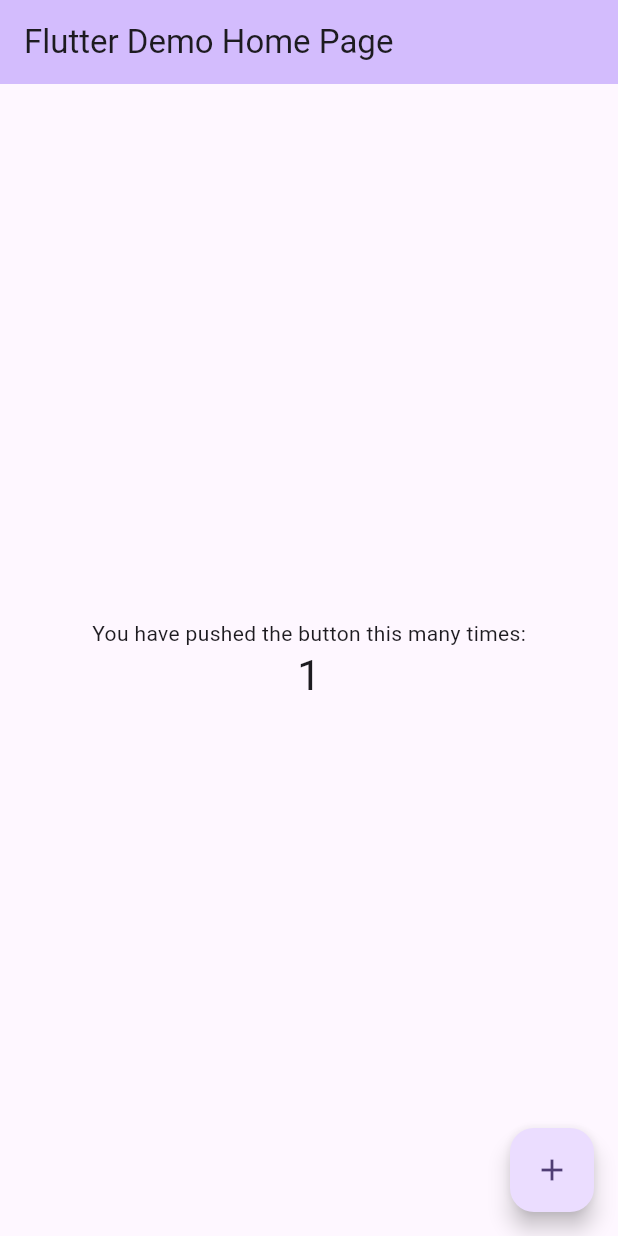
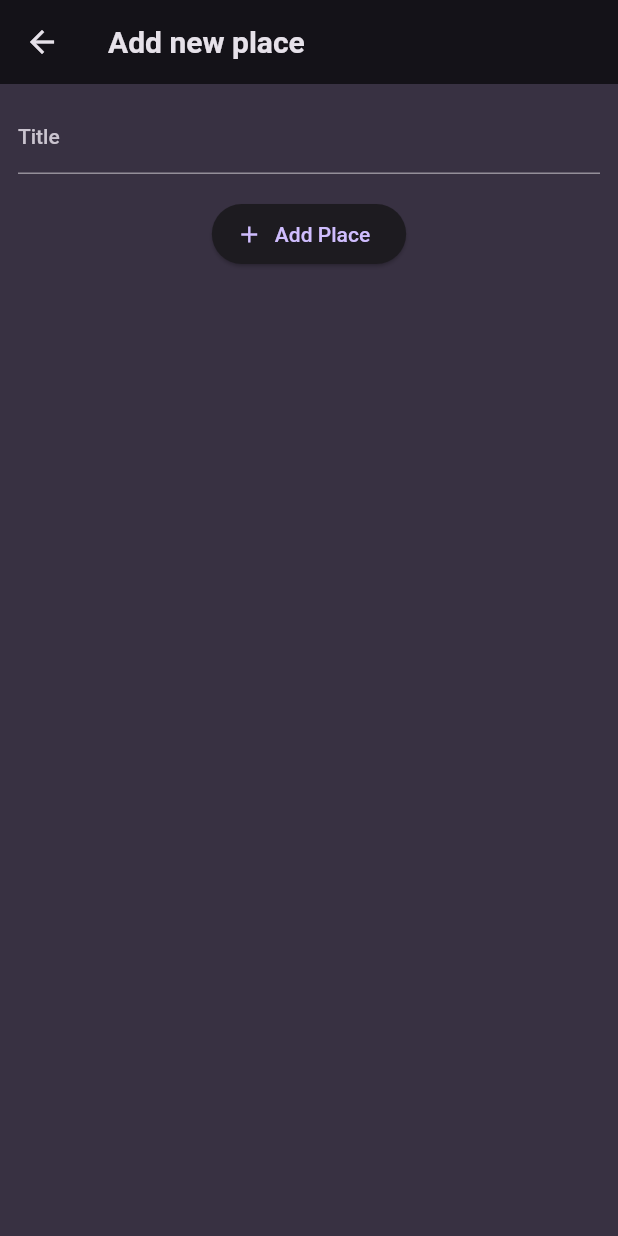
Before and after one commit to scottkelly36/favorite_places_app, a Flutter app: the screen it shows after launch, after a tap on the "add" icon, on a phone screen of 412 x 824 dp. Run offline on Flutter 3.47's test engine with Material 2 defaults, Android fonts, the phone set to English and light mode, and no system bars; our stand-ins replace flutter_riverpod, google_fonts.

Commit message:
basic app setup

```diff
--- a/lib/main.dart
+++ b/lib/main.dart
@@ -1,125 +1,50 @@
+//  packages
 import 'package:flutter/material.dart';
+import 'package:google_fonts/google_fonts.dart';
+import 'package:flutter_riverpod/flutter_riverpod.dart';
+//  screens
+import 'package:favorite_places_app/screens/places_list_screen.dart';
+
+final colorScheme = ColorScheme.fromSeed(
+  brightness: Brightness.dark,
+  seedColor: const Color.fromARGB(255, 102, 6, 247),
+  background: const Color.fromARGB(255, 56, 49, 66),
+);
+
+final theme = ThemeData().copyWith(
+  useMaterial3: true,
+  scaffoldBackgroundColor: colorScheme.background,
+  colorScheme: colorScheme,
+  textTheme: GoogleFonts.ubuntuCondensedTextTheme().copyWith(
+    titleSmall: GoogleFonts.ubuntuCondensed(
+      fontWeight: FontWeight.bold,
+    ),
+    titleMedium: GoogleFonts.ubuntuCondensed(
+      fontWeight: FontWeight.bold,
+    ),
+    titleLarge: GoogleFonts.ubuntuCondensed(
+      fontWeight: FontWeight.bold,
+    ),
+  ),
+);
 
 void main() {
-  runApp(const MyApp());
+  runApp(
+    const ProviderScope(
+      child: MyApp(),
+    ),
+  );
 }
 
 class MyApp extends StatelessWidget {
-  const MyApp({super.key});
+  const MyApp({Key? key}) : super(key: key);
 
-  // This widget is the root of your application.
   @override
   Widget build(BuildContext context) {
     return MaterialApp(
-      title: 'Flutter Demo',
-      theme: ThemeData(
-        // This is the theme of your application.
-        //
-        // TRY THIS: Try running your application with "flutter run". You'll see
-        // the application has a blue toolbar. Then, without quitting the app,
-        // try changing the seedColor in the colorScheme below to Colors.green
-        // and then invoke "hot reload" (save your changes or press the "hot
-        // reload" button in a Flutter-supported IDE, or press "r" if you used
-        // the command line to start the app).
-        //
-        // Notice that the counter didn't reset back to zero; the application
-        // state is not lost during the reload. To reset the state, use hot
-        // restart instead.
-        //
-        // This works for code too, not just values: Most code changes can be
-        // tested with just a hot reload.
-        colorScheme: ColorScheme.fromSeed(seedColor: Colors.deepPurple),
-        useMaterial3: true,
-      ),
-      home: const MyHomePage(title: 'Flutter Demo Home Page'),
+      title: 'Great Places',
+      theme: theme,
+      home: const PlacesListScreen(),
     );
   }
 }
-
-class MyHomePage extends StatefulWidget {
-  const MyHomePage({super.key, required this.title});
-
-  // This widget is the home page of your application. It is stateful, meaning
-  // that it has a State object (defined below) that contains fields that affect
-  // how it looks.
-
-  // This class is the configuration for the state. It holds the values (in this
-  // case the title) provided by the parent (in this case the App widget) and
-  // used by the build method of the State. Fields in a Widget subclass are
-  // always marked "final".
-
-  final String title;
-
-  @override
-  State<MyHomePage> createState() => _MyHomePageState();
-}
-
-class _MyHomePageState extends State<MyHomePage> {
-  int _counter = 0;
-
-  void _incrementCounter() {
-    setState(() {
-      // This call to setState tells the Flutter framework that something has
-      // changed in this State, which causes it to rerun the build method below
-      // so that the display can reflect the updated values. If we changed
-      // _counter without calling setState(), then the build method would not be
-      // called again, and so nothing would appear to happen.
-      _counter++;
-    });
-  }
-
-  @override
-  Widget build(BuildContext context) {
-    // This method is rerun every time setState is called, for instance as done
-    // by the _incrementCounter method above.
-    //
-    // The Flutter framework has been optimized to make rerunning build methods
-    // fast, so that you can just rebuild anything that needs updating rather
-    // than having to individually change instances of widgets.
-    return Scaffold(
-      appBar: AppBar(
-        // TRY THIS: Try changing the color here to a specific color (to
-        // Colors.amber, perhaps?) and trigger a hot reload to see the AppBar
-        // change color while the other colors stay the same.
-        backgroundColor: Theme.of(context).colorScheme.inversePrimary,
-        // Here we take the value from the MyHomePage object that was created by
-        // the App.build method, and use it to set our appbar title.
-        title: Text(widget.title),
-      ),
-      body: Center(
-        // Center is a layout widget. It takes a single child and positions it
-        // in the middle of the parent.
-        child: Column(
-          // Column is also a layout widget. It takes a list of children and
-          // arranges them vertically. By default, it sizes itself to fit its
-          // children horizontally, and tries to be as tall as its parent.
-          //
-          // Column has various properties to control how it sizes itself and
-          // how it positions its children. Here we use mainAxisAlignment to
-          // center the children vertically; the main axis here is the vertical
-          // axis because Columns are vertical (the cross axis would be
-          // horizontal).
-          //
-          // TRY THIS: Invoke "debug painting" (choose the "Toggle Debug Paint"
-          // action in the IDE, or press "p" in the console), to see the
-          // wireframe for each widget.
-          mainAxisAlignment: MainAxisAlignment.center,
-          children: <Widget>[
-            const Text(
-              'You have pushed the button this many times:',
-            ),
-            Text(
-              '$_counter',
-              style: Theme.of(context).textTheme.headlineMedium,
-            ),
-          ],
-        ),
-      ),
-      floatingActionButton: FloatingActionButton(
-        onPressed: _incrementCounter,
-        tooltip: 'Increment',
-        child: const Icon(Icons.add),
-      ), // This trailing comma makes auto-formatting nicer for build methods.
-    );
-  }
-}
--- /dev/null
+++ b/lib/models/place.dart
@@ -0,0 +1,10 @@
+import 'package:uuid/uuid.dart';
+
+const uuid = Uuid();
+
+class Place {
+  Place({required this.title}) : id = uuid.v4();
+
+  final String id;
+  final String title;
+}
--- /dev/null
+++ b/lib/providers/user_places.dart
@@ -0,0 +1,17 @@
+import 'package:favorite_places_app/models/place.dart';
+import 'package:flutter_riverpod/flutter_riverpod.dart';
+
+
+
+class UserPlacesNotifier extends StateNotifier<List<Place>> {
+  UserPlacesNotifier() : super(const []);
+
+  void addPlace(String title) {
+    final newPLace = Place(title: title);
+    state = [newPLace, ...state];
+  }
+}
+
+final userPlacesProvider = StateNotifierProvider<UserPlacesNotifier, List<Place>>((ref) =>
+  UserPlacesNotifier()
+);
--- /dev/null
+++ b/lib/screens/add_place_screen.dart
@@ -0,0 +1,62 @@
+import 'package:favorite_places_app/providers/user_places.dart';
+import 'package:flutter/material.dart';
+import 'package:flutter_riverpod/flutter_riverpod.dart';
+
+class AddPlaceScreen extends ConsumerStatefulWidget {
+  const AddPlaceScreen({Key? key}) : super(key: key);
+
+  @override
+  ConsumerState<AddPlaceScreen> createState() {
+    return _AddPlaceScreenState();
+  }
+}
+
+class _AddPlaceScreenState extends ConsumerState<AddPlaceScreen> {
+  final _titleController = TextEditingController();
+
+  void _savePlace() {
+    final enteredText = _titleController.text;
+
+    if (enteredText.isEmpty) {
+      return;
+    }
+
+    ref.read(userPlacesProvider.notifier).addPlace(enteredText);
+
+    Navigator.of(context).pop();
+  }
+
+  @override
+  void dispose() {
+    _titleController.dispose();
+    super.dispose();
+  }
+
+  @override
+  Widget build(BuildContext context) {
+    return Scaffold(
+      appBar: AppBar(
+        title: const Text('Add new place'),
+      ),
+      body: SingleChildScrollView(
+          padding: const EdgeInsets.all(12),
+          child: Column(
+            children: [
+              TextField(
+                decoration: const InputDecoration(labelText: 'Title'),
+                controller: _titleController,
+                style: TextStyle(
+                  color: Theme.of(context).colorScheme.onBackground,
+                ),
+              ),
+              const SizedBox(height: 16),
+              ElevatedButton.icon(
+                onPressed: _savePlace,
+                icon: const Icon(Icons.add),
+                label: const Text('Add Place'),
+              ),
+            ],
+          )),
+    );
+  }
+}
--- /dev/null
+++ b/lib/screens/places_detail_screen.dart
@@ -0,0 +1,26 @@
+//  packages
+import 'package:flutter/material.dart';
+//  models
+import 'package:favorite_places_app/models/place.dart';
+
+class PlacesDetailScreen extends StatelessWidget {
+  const PlacesDetailScreen({Key? key, required this.place}) : super(key: key);
+
+  final Place place;
+
+  @override
+  Widget build(BuildContext context) {
+    return Scaffold(
+      appBar: AppBar(
+        title: Text(place.title),
+      ),
+      body: Center(
+        child: Text(place.title,
+            style: Theme.of(context)
+                .textTheme
+                .bodyLarge!
+                .copyWith(color: Theme.of(context).colorScheme.onBackground)),
+      ),
+    );
+  }
+}
--- /dev/null
+++ b/lib/screens/places_list_screen.dart
@@ -0,0 +1,36 @@
+//  packages
+import 'package:favorite_places_app/providers/user_places.dart';
+import 'package:flutter/material.dart';
+import 'package:flutter_riverpod/flutter_riverpod.dart';
+//  widgets
+import 'package:favorite_places_app/widgets/places_list.dart';
+//  screens
+import 'package:favorite_places_app/screens/add_place_screen.dart';
+
+class PlacesListScreen extends ConsumerWidget {
+  const PlacesListScreen({Key? key}) : super(key: key);
+
+  @override
+  Widget build(BuildContext context, WidgetRef ref) {
+    final userPlaces = ref.watch(userPlacesProvider);
+
+    return Scaffold(
+      appBar: AppBar(
+        title: const Text('Your Places'),
+        actions: [
+          IconButton(
+            onPressed: () {
+              Navigator.of(context).push(
+                MaterialPageRoute(builder: (ctx) => const AddPlaceScreen()),
+              );
+            },
+            icon: const Icon(Icons.add),
+          ),
+        ],
+      ),
+      body: PlacesList(
+        places: userPlaces,
+      ),
+    );
+  }
+}
--- /dev/null
+++ b/lib/widgets/places_list.dart
@@ -0,0 +1,37 @@
+//  packages
+import 'package:favorite_places_app/screens/places_detail_screen.dart';
+import 'package:flutter/material.dart';
+//  models
+import 'package:favorite_places_app/models/place.dart';
+
+class PlacesList extends StatelessWidget {
+  const PlacesList({super.key, required this.places});
+
+  final List<Place> places;
+
+  @override
+  Widget build(BuildContext context) {
+    if (places.isEmpty) {
+      return Center(
+        child: Text('No places added yet',
+            style: Theme.of(context)
+                .textTheme
+                .bodyLarge!
+                .copyWith(color: Theme.of(context).colorScheme.onBackground)),
+      );
+    }
+
+    return ListView.builder(
+        itemCount: places.length,
+        itemBuilder: (ctx, index) => ListTile(
+              onTap: () {
+                Navigator.of(context).push(MaterialPageRoute(builder: (ctx) =>
+                  PlacesDetailScreen(place: places[index])
+                ),);
+              },
+              title: Text(places[index].title,
+                  style: Theme.of(context).textTheme.titleMedium!.copyWith(
+                      color: Theme.of(context).colorScheme.onBackground)),
+            ));
+  }
+}
--- a/pubspec.yaml
+++ b/pubspec.yaml
@@ -35,6 +35,10 @@ dependencies:
   # The following adds the Cupertino Icons font to your application.
   # Use with the CupertinoIcons class for iOS style icons.
   cupertino_icons: ^1.0.2
+  google_fonts: ^5.1.0
+  riverpod: ^2.4.0
+  uuid: ^4.0.0
+  flutter_riverpod: ^2.4.0
 
 dev_dependencies:
   flutter_test:
```
Also changed, not shown: pubspec.lock, 7 other files.
